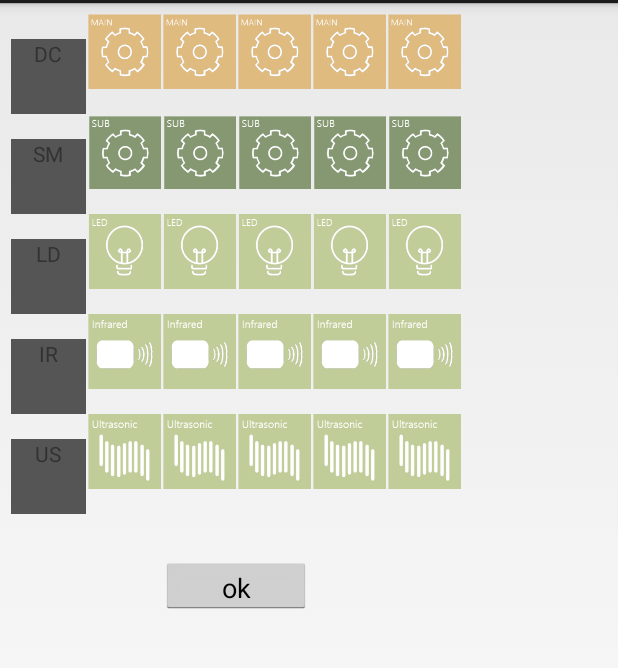
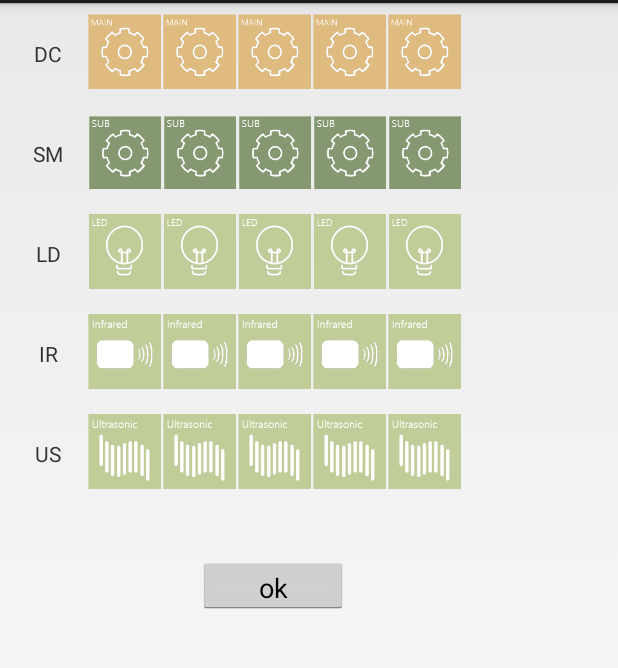
Before and after one commit to hongseungwoo/KUBE, an Android app: the layout activity_testmode.xml on its own in the app's theme, with its tools: preview values and no code run, on a phone screen of 412 x 824 dp, the part 69-737 px from its top. Run offline under Robolectric (Android 15) with nearby library versions, the phone set to English and light mode, and no system bars.

Commit message:
remove : activity_pseudo.xml

```diff
--- a/app/src/main/res/layout/activity_testmode.xml
+++ b/app/src/main/res/layout/activity_testmode.xml
@@ -1,13 +1,13 @@
 <?xml version="1.0" encoding="utf-8"?>
 <LinearLayout xmlns:android="http://schemas.android.com/apk/res/android"
     android:layout_height="400dp"
-    android:layout_width="300dp"
+    android:layout_width="wrap_content"
     android:orientation="vertical"
     android:weightSum="1"
     android:layout_margin="7dp">
 
     <ScrollView
-        android:layout_width="match_parent"
+        android:layout_width="350dp"
         android:layout_height="match_parent"
         android:layout_weight="0.8">
 
@@ -28,8 +28,7 @@
                     android:layout_width="50dp"
                     android:layout_height="50dp"
                     android:text="DC"
-                    android:textAlignment="center"
-                    android:background="#555555"/>
+                    android:textAlignment="center"/>
 
                 <Button
                     android:id="@+id/testmode_dcimg_1"
@@ -61,8 +60,7 @@
                     android:layout_width="50dp"
                     android:layout_height="50dp"
                     android:text="SM"
-                    android:textAlignment="center"
-                    android:background="#555555"/>
+                    android:textAlignment="center"/>
 
                 <Button
                     android:id="@+id/testmode_smimg_1"
@@ -94,8 +92,7 @@
                     android:layout_width="50dp"
                     android:layout_height="50dp"
                     android:text="LD"
-                    android:textAlignment="center"
-                    android:background="#555555"/>
+                    android:textAlignment="center"/>
 
                 <Button
                     android:id="@+id/testmode_ldimg_1"
@@ -127,8 +124,7 @@
                     android:layout_width="50dp"
                     android:layout_height="50dp"
                     android:text="IR"
-                    android:textAlignment="center"
-                    android:background="#555555"/>
+                    android:textAlignment="center"/>
 
                 <Button
                     android:id="@+id/testmode_irimg_1"
@@ -160,9 +156,13 @@
                     android:layout_width="50dp"
                     android:layout_height="50dp"
                     android:text="US"
-                    android:textAlignment="center"
-                    android:background="#555555"/>
+                    android:textAlignment="center"/>
 
+                <Button
+                    android:id="@+id/testmode_usimg_1"
+                    android:layout_width="50dp"
+                    android:layout_height="50dp"
+                    android:background="@drawable/ultrasonic"/>
                 <Button
                     android:id="@+id/testmode_usimg_2"
                     android:layout_width="50dp"
@@ -184,11 +184,6 @@
                     android:layout_height="50dp"
                     android:background="@drawable/ultrasonic"/>
 
-                <Button
-                    android:id="@+id/testmode_usimg_1"
-                    android:layout_width="50dp"
-                    android:layout_height="50dp"
-                    android:background="@drawable/ultrasonic"/>
 
             </GridLayout>
         </LinearLayout>
```
Also changed, not shown: app/src/main/res/layout/activity_pseudo.xml (deleted, +0 -13 lines).
